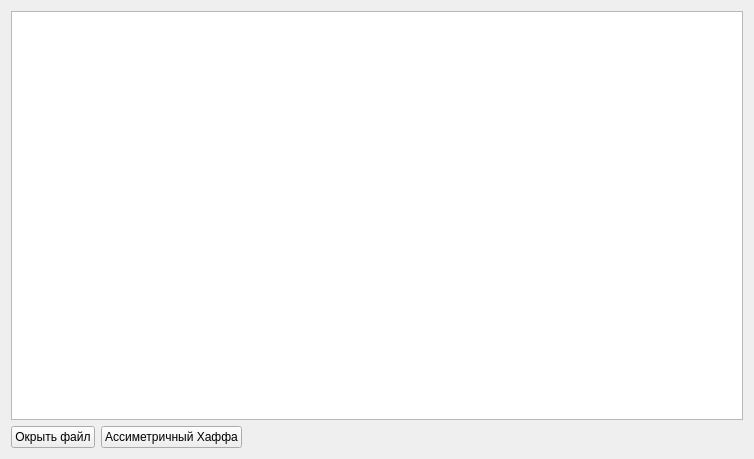
Above: qt_image/hough_image/mainwindow.ui from FedorGurin/hough_filter before the change. Below: the same form after it.
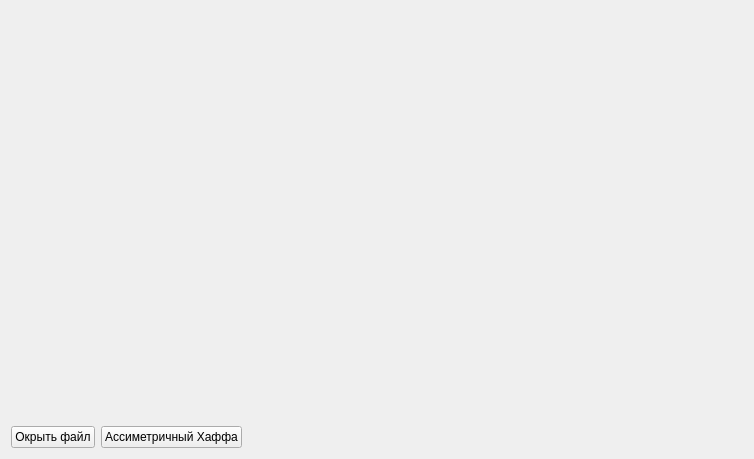
That is the form after the change.

Commit message: + сделана загрузка изображения через UI

The edit to the form file:
```diff
--- a/qt_image/hough_image/mainwindow.ui
+++ b/qt_image/hough_image/mainwindow.ui
@@ -18,9 +18,6 @@
   </property>
   <widget class="QWidget" name="centralWidget">
    <layout class="QGridLayout" name="gridLayout">
-    <item row="0" column="0">
-     <widget class="QGraphicsView" name="graphicsView"/>
-    </item>
     <item row="1" column="0">
      <layout class="QHBoxLayout" name="horizontalLayout">
       <item>
@@ -52,6 +49,9 @@
       </item>
      </layout>
     </item>
+    <item row="0" column="0">
+     <widget class="QWidget" name="widget" native="true"/>
+    </item>
    </layout>
   </widget>
   <widget class="QMenuBar" name="menuBar">
```
The commit also changes 2 other files.
